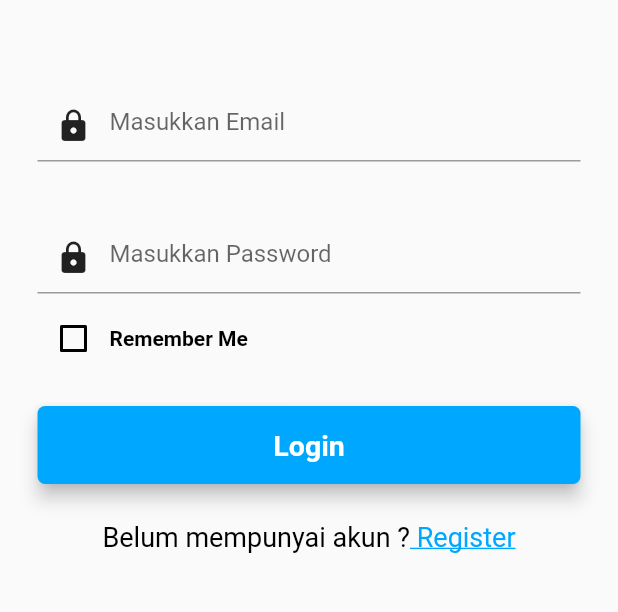
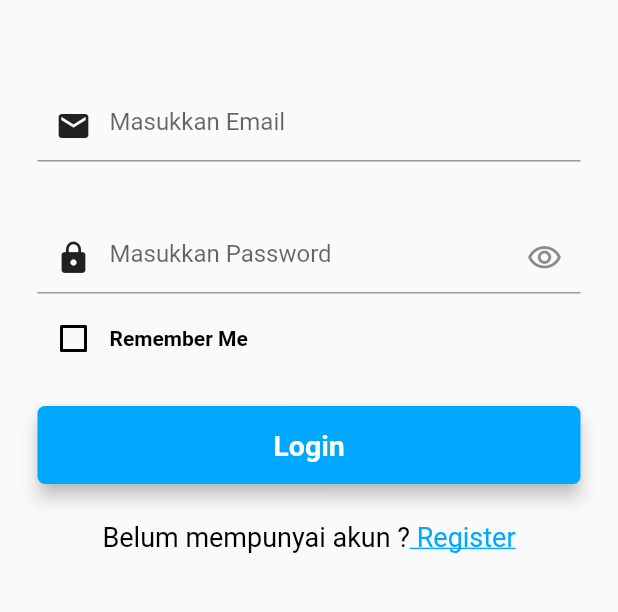
Before and after one commit to bagusbangselok/teach_finder_app, a Flutter app: the screen it shows after launch, after a tap on "Masuk", on a phone screen of 412 x 824 dp, the part 440-1052 px from its top. Run offline on Flutter 3.47's test engine with Material 2 defaults, Android fonts, the phone set to English and light mode, and no system bars; our stand-ins replace animated_splash_screen, dio, dropdown_search, email_validator, file_picker, flutter_bloc and 1 more; network calls fail.

Commit message:
update login

```diff
--- a/lib/ui/home_teacher/profile_teacher.dart
+++ b/lib/ui/home_teacher/profile_teacher.dart
@@ -104,6 +104,7 @@ class ProfileTeacher extends StatelessWidget {
             child: ElevatedButton(
                 onPressed: () {
                   _loginController.logoutUser();
+                  _loginController.saveLoginStatus(false);
                   Navigator.pushReplacement(context,
                       MaterialPageRoute(builder: (context) => Welcome()));
                 },
--- a/lib/ui/login/controllers/login_controller.dart
+++ b/lib/ui/login/controllers/login_controller.dart
@@ -8,15 +8,11 @@ import 'package:teach_finder_app/ui/login/providers/login_provider.dart';
 class LoginController {
   late final GlobalKey<FormState> loginFormKey;
   final LoginProvider _loginProvider = LoginProvider();
+  bool obscureText = true;
 
-  // void _validateInputs() {
-  //   if (loginFormKey.currentState!.validate()) {
-  //     //If all data are correct then save data to out variables
-  //     loginFormKey.currentState!.save();
-  //
-  //     doLogin(txtEditEmail.text, txtEditPwd.text);
-  //   }
-  // }
+  void toggleVisibility() {
+    obscureText = !obscureText;
+  }
 
   void loginProcess(BuildContext context, String email, String password) async {
     final user = await _loginProvider.loginAccount(context, email, password);
--- a/lib/ui/login/login.dart
+++ b/lib/ui/login/login.dart
@@ -17,6 +17,7 @@ class _LoginState extends State<Login> {
   final TextEditingController _emailController = TextEditingController();
   final TextEditingController _passwordController = TextEditingController();
   late LoginController _loginController = LoginController();
+  bool _obscureText = true;
   bool isRememberMe = false;
 
   Widget RememberMe() {
@@ -91,9 +92,11 @@ class _LoginState extends State<Login> {
                                 } else return null;
                                 },
                               controller: _emailController,
+                              keyboardType: TextInputType.emailAddress,
+                              textInputAction: TextInputAction.next,
                               decoration: InputDecoration(
                                 hintText: "Masukkan Email",
-                                prefixIcon: Icon(Icons.lock, color: Colors.black87),
+                                prefixIcon: Icon(Icons.email, color: Colors.black87),
                               ),
                             )
                           ],
@@ -105,10 +108,19 @@ class _LoginState extends State<Login> {
                             SizedBox(height: 10),
                             TextField(
                               controller: _passwordController,
-                              obscureText: true,
+                              obscureText: _obscureText,
                               decoration: InputDecoration(
                                 hintText: "Masukkan Password",
                                 prefixIcon: Icon(Icons.lock, color: Colors.black87),
+                                suffixIcon: IconButton(
+                                  onPressed: (){
+                                    setState((){
+                                      _obscureText = !_obscureText;
+                                    });},
+                                  icon: _obscureText == false
+                                      ? Icon(Icons.visibility_off_outlined)
+                                      : Icon(Icons.visibility_outlined),
+                                ),
                               ),
                             )
                           ],
@@ -179,4 +191,9 @@ class _LoginState extends State<Login> {
           )
     );
   }
+  @override
+  void dispose() {
+    _passwordController.dispose();
+    super.dispose();
+  }
 }
--- a/lib/ui/utils/card_list_user.dart
+++ b/lib/ui/utils/card_list_user.dart
@@ -20,7 +20,7 @@ class CardListUser extends StatelessWidget {
   @override
   Widget build(BuildContext context) {
     return Container(
-        padding: EdgeInsets.symmetric(horizontal: 8, vertical: 20),
+        padding: EdgeInsets.symmetric(horizontal: 20, vertical: 20),
         width: double.infinity,
         decoration: BoxDecoration(
             color: whiteColor,
@@ -34,7 +34,7 @@ class CardListUser extends StatelessWidget {
             ]),
         margin: EdgeInsets.symmetric(horizontal: 4),
         child: Row(
-          mainAxisAlignment: MainAxisAlignment.center,
+          mainAxisAlignment: MainAxisAlignment.spaceBetween,
           children: [
             Container(
               width: 80,
--- a/lib/ui/welcome/welcome.dart
+++ b/lib/ui/welcome/welcome.dart
@@ -110,62 +110,6 @@ class Welcome extends StatelessWidget {
                                 color: primaryColor),
                           ))),
                   SizedBox(height: 20),
-                  SizedBox(
-                      width: double.infinity,
-                      child: ElevatedButton(
-                          onPressed: () {
-                            Navigator.push(
-                              context,
-                              MaterialPageRoute(builder: (context) => HomeUser()),
-                            );
-                          },
-                          style: ElevatedButton.styleFrom(
-                              primary: Colors.white,
-                              side:
-                                  BorderSide(color: Color(0xFF00A7FF), width: 1),
-                              padding: const EdgeInsets.symmetric(
-                                  horizontal: 10, vertical: 20),
-                              shape: RoundedRectangleBorder(
-                                borderRadius: BorderRadius.circular(10),
-                              )),
-                          child: Text(
-                            "Home User",
-                            style: TextStyle(
-                                fontSize: 18,
-                                fontWeight: FontWeight.w700,
-                                color: primaryColor),
-                          )
-                      )
-                  ),
-                  SizedBox(height: 20),
-                  SizedBox(
-                      width: double.infinity,
-                      child: ElevatedButton(
-                          onPressed: () {
-                            Navigator.push(
-                              context,
-                              MaterialPageRoute(builder: (context) => HomeTeacherRequest(),
-                              )
-                            );
-                          },
-                          style: ElevatedButton.styleFrom(
-                              primary: Colors.white,
-                              side:
-                              BorderSide(color: primaryColor, width: 1),
-                              padding: const EdgeInsets.symmetric(
-                                  horizontal: 10, vertical: 20),
-                              shape: RoundedRectangleBorder(
-                                borderRadius: BorderRadius.circular(10),
-                              )),
-                          child: Text(
-                            "Home Teacher",
-                            style: TextStyle(
-                                fontSize: 18,
-                                fontWeight: FontWeight.w700,
-                                color: primaryColor),
-                          )
-                      )
-                  ),
                 ],
               )
             ),
```
Also changed, not shown: lib/ui/home_teacher/home_teacher_request.dart (+12 -21 lines).
